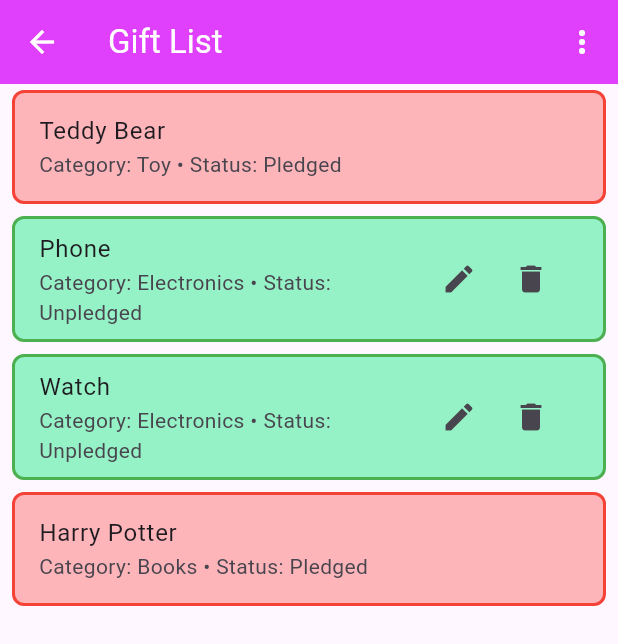
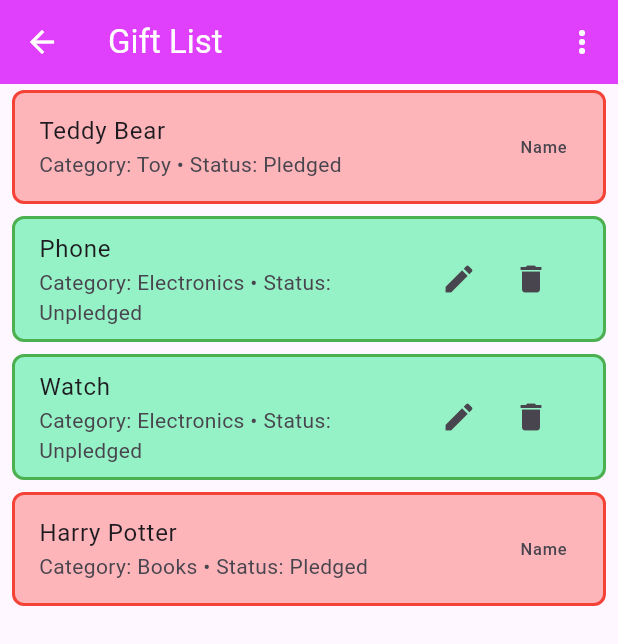
Before and after one commit to ShadyGirgis79/Hedieaty-Mobile-App, a Flutter app: the GiftListPage screen opened directly, on a phone screen of 412 x 824 dp. Shown: the top 644 px of the screen. Run offline on Flutter 3.47's test engine with Material 3 defaults, Android fonts, the phone set to English and light mode, and no system bars; network calls fail.

Commit message:
Adding Option to know the name of the person that will buy the Gift

```diff
--- a/lib/GiftListPage.dart
+++ b/lib/GiftListPage.dart
@@ -225,7 +225,8 @@ class _GiftListPageState extends State<GiftListPage> {
                   ),
                 ],
               )
-                  : null, // No trailing icons if the item is pledged
+                  : const Text("Name"), // No trailing icons if the item is pledged
+              //Here I want to add name of the person that will get gift
               onTap: (){
                 Navigator.push(
                   context,
```
